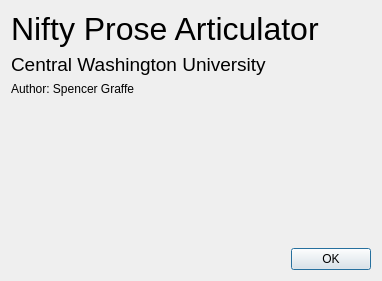
Above: src/forms/about.ui from DinoZAR/CentralAccessReader before the change. Below: the same form after it.
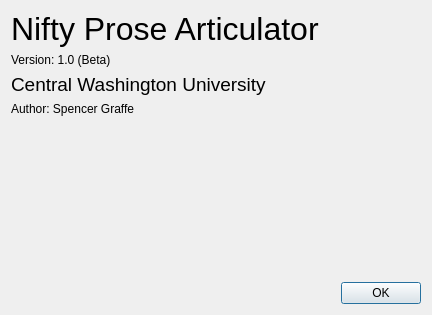
That is the form after the change.

The edit to the form file:
```diff
--- a/src/forms/about.ui
+++ b/src/forms/about.ui
@@ -6,8 +6,8 @@
    <rect>
     <x>0</x>
     <y>0</y>
-    <width>382</width>
-    <height>281</height>
+    <width>432</width>
+    <height>315</height>
    </rect>
   </property>
   <property name="windowTitle">
@@ -28,6 +28,13 @@
        </property>
       </widget>
      </item>
+     <item>
+      <widget class="QLabel" name="label_3">
+       <property name="text">
+        <string>Version: 1.0 (Beta)</string>
+       </property>
+      </widget>
+     </item>
      <item>
       <widget class="QLabel" name="label_2">
        <property name="font">
```
